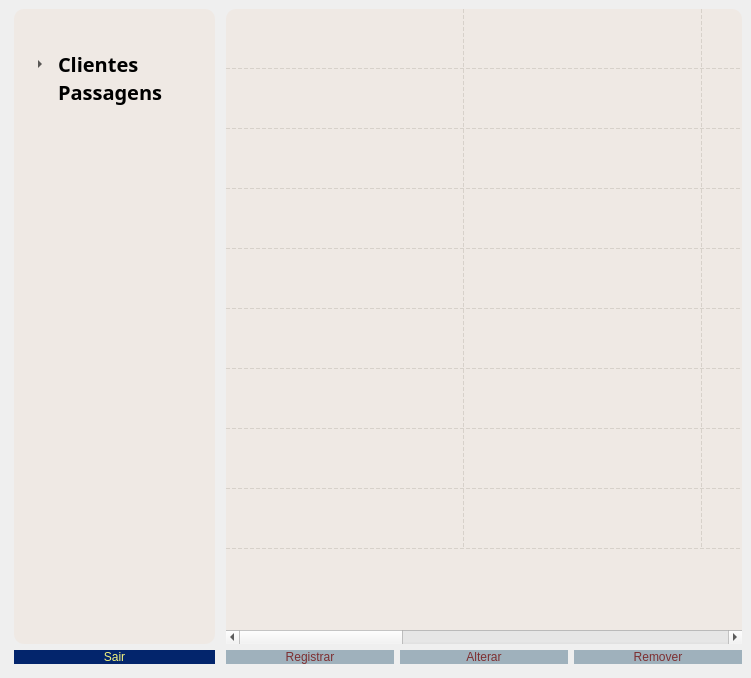
Qt form AirSys_Projeto_python/views/telaMenuFuncionario/telaMenuFuncionario.ui (WagnoLeaoSergio/Projeto-AirSys) before a commit.
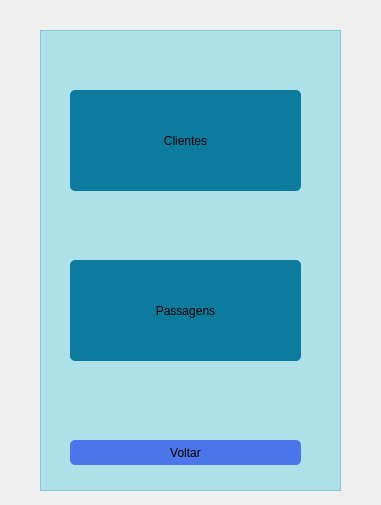
The same form after that commit. Icons and pictures are not drawn.

Commit message: implementado funcionalidade de alterar campos das entidades e criadas o restante das telas

Diff of the .ui file:
```diff
--- a/AirSys_Projeto_python/views/telaMenuFuncionario/telaMenuFuncionario.ui
+++ b/AirSys_Projeto_python/views/telaMenuFuncionario/telaMenuFuncionario.ui
@@ -6,356 +6,136 @@
    <rect>
     <x>0</x>
     <y>0</y>
-    <width>751</width>
-    <height>678</height>
+    <width>381</width>
+    <height>505</height>
    </rect>
   </property>
   <property name="windowTitle">
    <string>AirSys - Menu</string>
   </property>
   <property name="styleSheet">
-   <string notr="true">#telaMenuGerente
+   <string notr="true">#telaOpcoesFuncionario
 {
 background-image: url(:/fundos/fundo3.jpg);
 }
 
-#tabelaFuncionarios
+#frame
 {
-border-radius: 10px;
-background-color: rgba(239, 230, 221, 150);
+background-color: rgba(6, 190, 225, 70);
 }
 
-#frameListaOpcoes
+#botaoFuncionarios
 {
-border-radius: 10px;
-background-color: rgba(239, 230, 221, 150);
+border-radius: 5px;
+background-color: rgb(12, 123, 157);
+font: 14pt &quot;Noto Serif Malayalam&quot;;
 }
 
-#listaOpcoes
+#botaoFuncionarios:hover
 {
-font: 15pt &quot;MathJax_Size1&quot;;
-background-color: rgb(255, 255, 255, 0);
+border-radius: 5px;
+background-color: rgb(145, 206, 243);
+font: 14pt &quot;Noto Serif Malayalam&quot;;
 }
 
-#botaoSair
+#botaoClientes
 {
-font: 14pt &quot;Bitstream Vera Sans&quot;;
-border-radius:9px;
-color: rgb(243, 243, 125);
-background-color: rgb(3, 37, 108);
+border-radius: 5px;
+background-color: rgb(12, 123, 157);
+font: 14pt &quot;Noto Serif Malayalam&quot;;
 }
-#botaoSair:hover
+
+#botaoClientes:hover
 {
 font: 14pt &quot;Bitstream Vera Sans&quot;;
 border-radius:9px;
 background-color: #6E8898;
 }
 
-#botaoRegistrar
+#botaoPassagens
 {
-font: 14pt &quot;Bitstream Vera Sans&quot;;
-border-radius:9px;
-color: rgb(125, 47, 49);
-background-color: #9FB1BC;
+border-radius: 5px;
+background-color: rgb(12, 123, 157);
+font: 14pt &quot;Noto Serif Malayalam&quot;;
 }
-#botaoRegistrar:hover
+
+#botaoPassagens:hover
 {
 font: 14pt &quot;Bitstream Vera Sans&quot;;
 border-radius:9px;
 background-color: #6E8898;
 }
-#botaoRemover
+
+#botaoVoltar
 {
-font: 14pt &quot;Bitstream Vera Sans&quot;;
-border-radius:9px;
-color: rgb(125, 47, 49);
-background-color: #9FB1BC;
+border-radius: 5px;
+background-color: rgb(75, 117, 232);
+font: 14pt &quot;Noto Serif Malayalam&quot;;
 }
-#botaoRemover:hover
-{
-font: 14pt &quot;Bitstream Vera Sans&quot;;
-border-radius:9px;
-background-color: #6E8898;
-}
 
-#botaoAlterar
+#botaoVoltar:hover
 {
-font: 14pt &quot;Bitstream Vera Sans&quot;;
-border-radius:9px;
-color: rgb(125, 47, 49);
-background-color: #9FB1BC;
-}
-#botaoAlterar:hover
-{
-font: 14pt &quot;Bitstream Vera Sans&quot;;
-border-radius:9px;
-background-color: #6E8898;
+border-radius: 5px;
+background-color: rgb(121, 173, 255);
+font: 14pt &quot;Noto Serif Malayalam&quot;;
 }</string>
   </property>
   <widget class="QWidget" name="centralwidget">
-   <layout class="QHBoxLayout" name="horizontalLayout_6">
-    <item>
-     <layout class="QVBoxLayout" name="verticalLayout_6" stretch="1,0">
-      <property name="sizeConstraint">
-       <enum>QLayout::SetNoConstraint</enum>
-      </property>
-      <property name="leftMargin">
-       <number>5</number>
-      </property>
-      <property name="rightMargin">
-       <number>5</number>
-      </property>
-      <property name="bottomMargin">
-       <number>5</number>
-      </property>
-      <item>
-       <widget class="QFrame" name="frameListaOpcoes">
-        <property name="minimumSize">
-         <size>
-          <width>201</width>
-          <height>0</height>
-         </size>
-        </property>
-        <property name="maximumSize">
-         <size>
-          <width>374</width>
-          <height>16777215</height>
-         </size>
-        </property>
-        <property name="frameShape">
-         <enum>QFrame::StyledPanel</enum>
-        </property>
-        <property name="frameShadow">
-         <enum>QFrame::Raised</enum>
-        </property>
-        <widget class="QTreeWidget" name="listaOpcoes">
-         <property name="geometry">
-          <rect>
-           <x>10</x>
-           <y>40</y>
-           <width>161</width>
-           <height>301</height>
-          </rect>
-         </property>
-         <property name="font">
-          <font>
-           <family>MathJax_Size1</family>
-           <pointsize>15</pointsize>
-           <weight>50</weight>
-           <italic>false</italic>
-           <bold>false</bold>
-          </font>
-         </property>
-         <property name="styleSheet">
-          <string notr="true"/>
-         </property>
-         <property name="autoScroll">
-          <bool>false</bool>
-         </property>
-         <property name="editTriggers">
-          <set>QAbstractItemView::EditKeyPressed</set>
-         </property>
-         <property name="selectionMode">
-          <enum>QAbstractItemView::SingleSelection</enum>
-         </property>
-         <property name="indentation">
-          <number>30</number>
-         </property>
-         <property name="uniformRowHeights">
-          <bool>false</bool>
-         </property>
-         <property name="sortingEnabled">
-          <bool>false</bool>
-         </property>
-         <property name="allColumnsShowFocus">
-          <bool>false</bool>
-         </property>
-         <attribute name="headerVisible">
-          <bool>false</bool>
-         </attribute>
-         <attribute name="headerCascadingSectionResizes">
-          <bool>true</bool>
-         </attribute>
-         <attribute name="headerMinimumSectionSize">
-          <number>30</number>
-         </attribute>
-         <column>
-          <property name="text">
-           <string>Opções</string>
-          </property>
-          <property name="textAlignment">
-           <set>AlignCenter</set>
-          </property>
-         </column>
-         <item>
-          <property name="text">
-           <string>Clientes</string>
-          </property>
-          <property name="font">
-           <font>
-            <weight>75</weight>
-            <bold>true</bold>
-           </font>
-          </property>
-          <item>
-           <property name="text">
-            <string>Registrar</string>
-           </property>
-          </item>
-         </item>
-         <item>
-          <property name="text">
-           <string>Passagens</string>
-          </property>
-          <property name="font">
-           <font>
-            <weight>75</weight>
-            <bold>true</bold>
-           </font>
-          </property>
-         </item>
-        </widget>
-       </widget>
-      </item>
-      <item>
-       <widget class="QPushButton" name="botaoSair">
-        <property name="minimumSize">
-         <size>
-          <width>201</width>
-          <height>0</height>
-         </size>
-        </property>
-        <property name="maximumSize">
-         <size>
-          <width>374</width>
-          <height>16777215</height>
-         </size>
-        </property>
-        <property name="text">
-         <string>Sair</string>
-        </property>
-       </widget>
-      </item>
-     </layout>
-    </item>
-    <item>
-     <layout class="QVBoxLayout" name="verticalLayout_8">
-      <property name="bottomMargin">
-       <number>5</number>
-      </property>
-      <item>
-       <widget class="QTableWidget" name="tabelaFuncionarios">
-        <property name="font">
-         <font>
-          <pointsize>12</pointsize>
-         </font>
-        </property>
-        <property name="verticalScrollBarPolicy">
-         <enum>Qt::ScrollBarAlwaysOff</enum>
-        </property>
-        <property name="sizeAdjustPolicy">
-         <enum>QAbstractScrollArea::AdjustIgnored</enum>
-        </property>
-        <property name="autoScroll">
-         <bool>true</bool>
-        </property>
-        <property name="showDropIndicator" stdset="0">
-         <bool>false</bool>
-        </property>
-        <property name="alternatingRowColors">
-         <bool>false</bool>
-        </property>
-        <property name="selectionMode">
-         <enum>QAbstractItemView::SingleSelection</enum>
-        </property>
-        <property name="selectionBehavior">
-         <enum>QAbstractItemView::SelectRows</enum>
-        </property>
-        <property name="showGrid">
-         <bool>true</bool>
-        </property>
-        <property name="gridStyle">
-         <enum>Qt::DashLine</enum>
-        </property>
-        <property name="cornerButtonEnabled">
-         <bool>false</bool>
-        </property>
-        <property name="rowCount">
-         <number>9</number>
-        </property>
-        <property name="columnCount">
-         <number>6</number>
-        </property>
-        <attribute name="horizontalHeaderVisible">
-         <bool>false</bool>
-        </attribute>
-        <attribute name="horizontalHeaderDefaultSectionSize">
-         <number>238</number>
-        </attribute>
-        <attribute name="horizontalHeaderStretchLastSection">
-         <bool>false</bool>
-        </attribute>
-        <attribute name="verticalHeaderVisible">
-         <bool>false</bool>
-        </attribute>
-        <attribute name="verticalHeaderDefaultSectionSize">
-         <number>60</number>
-        </attribute>
-        <row/>
-        <row/>
-        <row/>
-        <row/>
-        <row/>
-        <row/>
-        <row/>
-        <row/>
-        <row/>
-        <column/>
-        <column/>
-        <column/>
-        <column/>
-        <column/>
-        <column/>
-       </widget>
-      </item>
-      <item>
-       <layout class="QHBoxLayout" name="horizontalLayout_8">
-        <item>
-         <widget class="QPushButton" name="botaoRegistrar">
-          <property name="text">
-           <string>Registrar</string>
-          </property>
-         </widget>
-        </item>
-        <item>
-         <widget class="QPushButton" name="botaoAlterar">
-          <property name="text">
-           <string>Alterar</string>
-          </property>
-         </widget>
-        </item>
-        <item>
-         <widget class="QPushButton" name="botaoRemover">
-          <property name="text">
-           <string>Remover</string>
-          </property>
-         </widget>
-        </item>
-       </layout>
-      </item>
-     </layout>
-    </item>
-   </layout>
-  </widget>
-  <widget class="QMenuBar" name="menubar">
-   <property name="geometry">
-    <rect>
-     <x>0</x>
-     <y>0</y>
-     <width>751</width>
-     <height>22</height>
-    </rect>
-   </property>
+   <widget class="QFrame" name="frame">
+    <property name="geometry">
+     <rect>
+      <x>40</x>
+      <y>30</y>
+      <width>301</width>
+      <height>461</height>
+     </rect>
+    </property>
+    <property name="frameShape">
+     <enum>QFrame::StyledPanel</enum>
+    </property>
+    <property name="frameShadow">
+     <enum>QFrame::Raised</enum>
+    </property>
+    <widget class="QPushButton" name="botaoClientes">
+     <property name="geometry">
+      <rect>
+       <x>30</x>
+       <y>60</y>
+       <width>231</width>
+       <height>101</height>
+      </rect>
+     </property>
+     <property name="text">
+      <string>Clientes</string>
+     </property>
+    </widget>
+    <widget class="QPushButton" name="botaoPassagens">
+     <property name="geometry">
+      <rect>
+       <x>30</x>
+       <y>230</y>
+       <width>231</width>
+       <height>101</height>
+      </rect>
+     </property>
+     <property name="text">
+      <string>Passagens</string>
+     </property>
+    </widget>
+    <widget class="QPushButton" name="botaoVoltar">
+     <property name="geometry">
+      <rect>
+       <x>30</x>
+       <y>410</y>
+       <width>231</width>
+       <height>25</height>
+      </rect>
+     </property>
+     <property name="text">
+      <string>Voltar</string>
+     </property>
+    </widget>
+   </widget>
   </widget>
  </widget>
  <resources>
```
Left out of the diff: 20 changed lines with no effect on the pictures. The commit also changes 12 other files.
